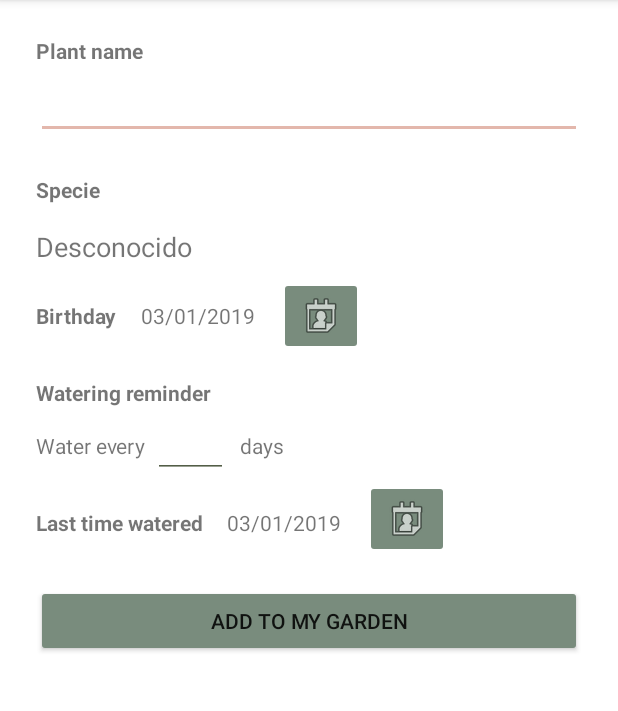
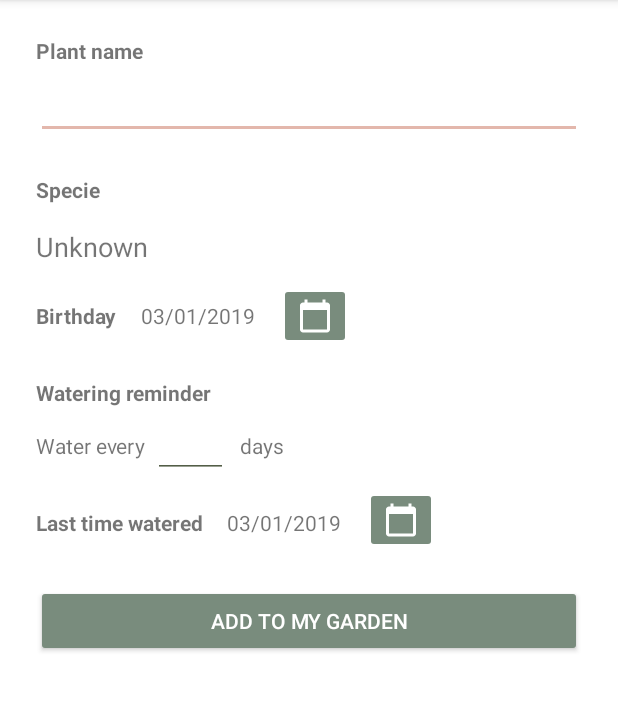
Before and after one commit to monicamj1/MyPlantCare, an Android app: the AddPlantActivity screen opened directly, with no data from a screen before it, on a phone screen of 412 x 824 dp, the part 84-795 px from its top. Run offline under Robolectric (Android 15) with nearby library versions, the phone set to English and light mode, and no system bars; our stand-ins replace Room's generated code.

Commit message:
Cambio del drawable del calendario

```diff
--- /dev/null
+++ b/app/src/main/res/drawable/calendar_today_24px.xml
@@ -0,0 +1,9 @@
+<vector xmlns:android="http://schemas.android.com/apk/res/android"
+    android:width="24dp"
+    android:height="24dp"
+    android:viewportWidth="24"
+    android:viewportHeight="24">
+  <path
+      android:fillColor="#ffffff"
+      android:pathData="M20,3h-1L19,1h-2v2L7,3L7,1L5,1v2L4,3c-1.1,0 -2,0.9 -2,2v16c0,1.1 0.9,2 2,2h16c1.1,0 2,-0.9 2,-2L22,5c0,-1.1 -0.9,-2 -2,-2zM20,21L4,21L4,8h16v13z"/>
+</vector>
--- a/app/src/main/res/layout/activity_add_plant.xml
+++ b/app/src/main/res/layout/activity_add_plant.xml
@@ -61,7 +61,7 @@
         android:layout_marginRight="24dp"
         android:layout_marginStart="24dp"
         android:layout_marginTop="16dp"
-        android:text="Desconocido"
+        android:text="Unknown"
         android:textSize="18sp"
         app:layout_constraintEnd_toEndOf="parent"
         app:layout_constraintStart_toStartOf="parent"
@@ -149,6 +149,7 @@
         android:layout_marginTop="32dp"
         android:onClick="addPlant"
         android:text="@string/Add"
+        android:textColor="@color/Blanco"
         app:layout_constraintEnd_toEndOf="parent"
         app:layout_constraintStart_toStartOf="parent"
         app:layout_constraintTop_toBottomOf="@+id/lasTime_view" />
@@ -188,7 +189,8 @@
         app:layout_constraintHorizontal_bias="0.0"
         app:layout_constraintStart_toEndOf="@+id/birthDate_view"
         app:layout_constraintTop_toTopOf="@+id/birthDate_view"
-        app:srcCompat="@android:drawable/ic_menu_my_calendar" />
+        app:srcCompat="@drawable/calendar_today_24px"
+        tools:ignore="VectorDrawableCompat" />
 
     <ImageButton
         android:id="@+id/imageButton2"
@@ -205,5 +207,6 @@
         app:layout_constraintStart_toEndOf="@+id/lastWateringDate_view"
         app:layout_constraintTop_toTopOf="@+id/lastWateringDate_view"
         app:layout_constraintVertical_bias="0.575"
-        app:srcCompat="@android:drawable/ic_menu_my_calendar" />
+        app:srcCompat="@drawable/calendar_today_24px"
+        tools:ignore="VectorDrawableCompat" />
 </android.support.constraint.ConstraintLayout>
```
